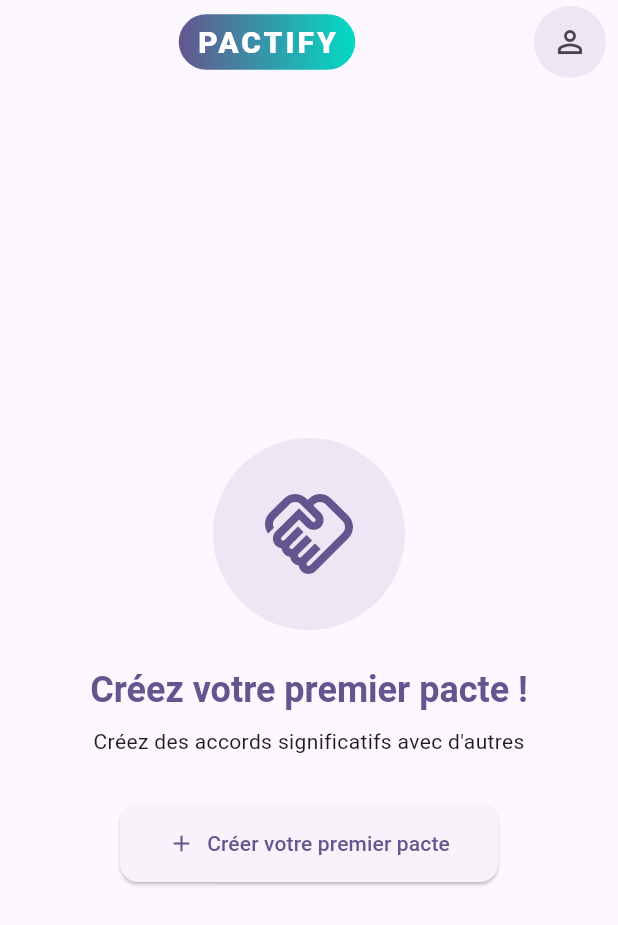
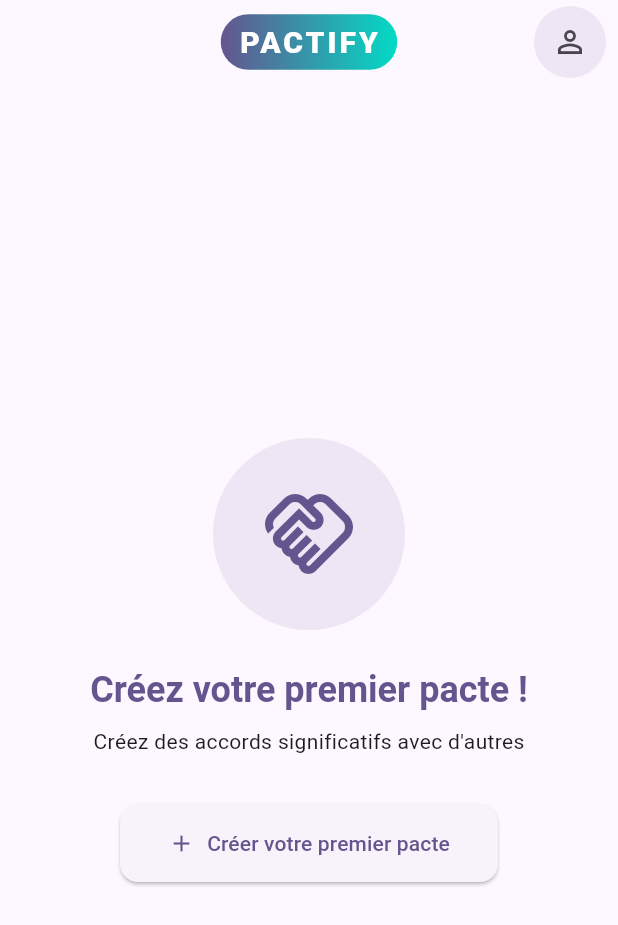
Before and after one commit to PierreJulio/pactify, a Flutter app: the screen it shows once a user with an empty profile is signed in, on a phone screen of 412 x 824 dp. Shown: the top 925 px of the screen. Run offline on Flutter 3.47's test engine with Material 3 defaults, Android fonts, the phone set to English and light mode, and no system bars; our stand-ins replace cloud_firestore, firebase_auth, firebase_core, flutter_svg, google_sign_in, rxdart; accounts and stored records are empty.

Commit message:
center logo

```diff
--- a/lib/homepage.dart
+++ b/lib/homepage.dart
@@ -870,10 +870,10 @@ class _HomePageState extends State<HomePage> {
       appBar: AppBar(
         backgroundColor: Colors.transparent,
         elevation: 0,
-        title: Row(
-          mainAxisAlignment: MainAxisAlignment.center,
-          children: [
-            Container(
+        centerTitle: true,
+        automaticallyImplyLeading: false,
+        leading: const SizedBox(width: 48), // Pour équilibrer avec l'icône de droite
+        title: Container(
           padding: const EdgeInsets.symmetric(horizontal: 12, vertical: 6),
           decoration: BoxDecoration(
             gradient: LinearGradient(
@@ -894,9 +894,6 @@ class _HomePageState extends State<HomePage> {
             ),
           ),
         ),
-          ],
-        ),
-        centerTitle: true,
         actions: [
           Container(
             margin: const EdgeInsets.only(right: 8),
@@ -914,8 +911,6 @@ class _HomePageState extends State<HomePage> {
             ),
           ),
         ],
-        // Supprimer le leading (bouton menu hamburger)
-        automaticallyImplyLeading: false,
       ),
       body: StreamBuilder<List<QueryDocumentSnapshot>>(
         stream: _contractService.getActiveContracts().map((snapshot) => snapshot.docs),
```
Lines whose indentation alone changed are shown as unchanged.
